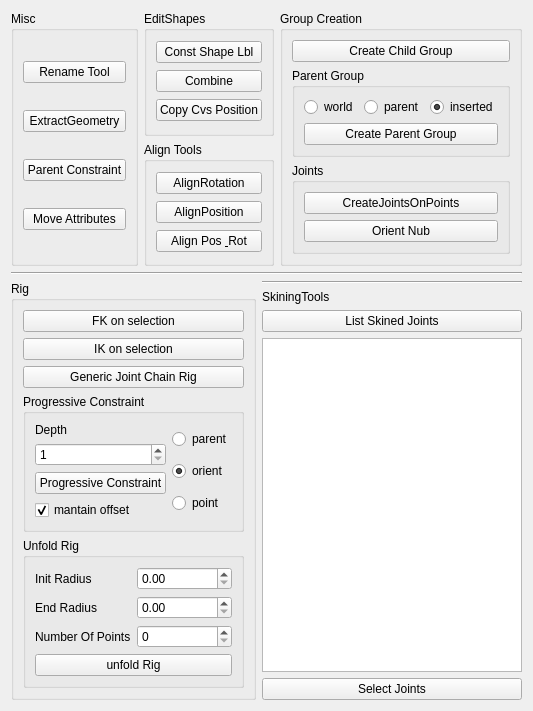
The window that Tools/Resources/UI_RigTools.ui (rendermotion/RMPY) describes before a commit, drawn with Qt 5.
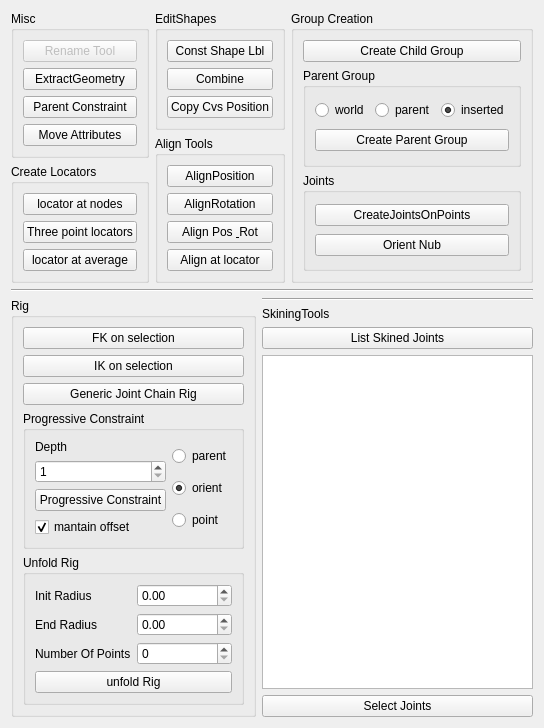
The same window after the commit.

Patch:
```diff
--- a/Tools/Resources/UI_RigTools.ui
+++ b/Tools/Resources/UI_RigTools.ui
@@ -6,8 +6,8 @@
    <rect>
     <x>0</x>
     <y>0</y>
-    <width>485</width>
-    <height>669</height>
+    <width>516</width>
+    <height>698</height>
    </rect>
   </property>
   <property name="windowTitle">
@@ -28,6 +28,9 @@
            <layout class="QVBoxLayout" name="verticalLayout_4">
             <item>
              <widget class="QPushButton" name="RenameTool">
+              <property name="enabled">
+               <bool>false</bool>
+              </property>
               <property name="text">
                <string>Rename Tool</string>
               </property>
@@ -60,6 +63,42 @@
            </layout>
           </widget>
          </item>
+         <item>
+          <widget class="QGroupBox" name="groupBox_4">
+           <property name="title">
+            <string>Create Locators</string>
+           </property>
+           <layout class="QVBoxLayout" name="verticalLayout_14">
+            <item>
+             <widget class="QPushButton" name="create_locators_at_nodes_btn">
+              <property name="text">
+               <string>locator at nodes</string>
+              </property>
+             </widget>
+            </item>
+            <item>
+             <widget class="QPushButton" name="three_points_locators_btn">
+              <property name="toolTip">
+               <string>select tree points or vertices a locator will be created over the first element, aiming to the second one, and using the third as up vector.</string>
+              </property>
+              <property name="text">
+               <string>Three point locators</string>
+              </property>
+             </widget>
+            </item>
+            <item>
+             <widget class="QPushButton" name="locator_at_average_btn">
+              <property name="toolTip">
+               <string>select some vertex or objects and a locator will be created at the average position</string>
+              </property>
+              <property name="text">
+               <string>locator at average</string>
+              </property>
+             </widget>
+            </item>
+           </layout>
+          </widget>
+         </item>
         </layout>
        </item>
        <item>
@@ -103,13 +142,6 @@
             <string>Align Tools</string>
            </property>
            <layout class="QVBoxLayout" name="verticalLayout_10">
-            <item>
-             <widget class="QPushButton" name="AlignRotation">
-              <property name="text">
-               <string>AlignRotation</string>
-              </property>
-             </widget>
-            </item>
             <item>
              <widget class="QPushButton" name="AlignPosition">
               <property name="text">
@@ -117,6 +149,13 @@
               </property>
              </widget>
             </item>
+            <item>
+             <widget class="QPushButton" name="AlignRotation">
+              <property name="text">
+               <string>AlignRotation</string>
+              </property>
+             </widget>
+            </item>
             <item>
              <widget class="QPushButton" name="AlignAll">
               <property name="text">
@@ -124,6 +163,16 @@
               </property>
              </widget>
             </item>
+            <item>
+             <widget class="QPushButton" name="align_at_locator">
+              <property name="toolTip">
+               <string>select two objects the first will point to the second one, if you select three, the third object will be the up vector</string>
+              </property>
+              <property name="text">
+               <string>Align at locator</string>
+              </property>
+             </widget>
+            </item>
            </layout>
           </widget>
          </item>
```
